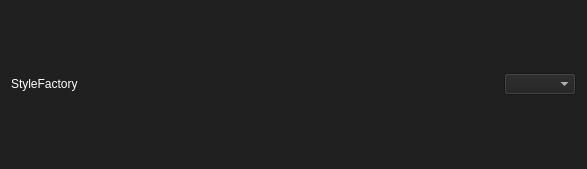
Before: the Qt Designer form forms/ui_settings.ui in brandonzorn/Nlight, drawn with Qt 5.
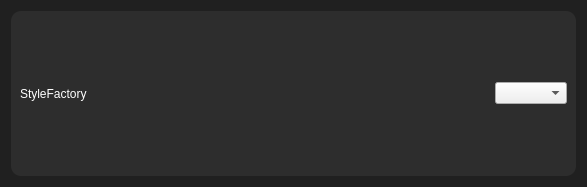
After: the same form once the commit is applied.

Patch:
```diff
--- a/forms/ui_settings.ui
+++ b/forms/ui_settings.ui
@@ -7,21 +7,50 @@
     <x>0</x>
     <y>0</y>
     <width>587</width>
-    <height>169</height>
+    <height>187</height>
    </rect>
   </property>
   <property name="windowTitle">
    <string>Dialog</string>
   </property>
   <property name="styleSheet">
-   <string notr="true">color: rgb(255, 255, 255);
-selection-background-color: rgb(0, 133, 52);
-background-color: rgb(32, 32, 32);</string>
+   <string notr="true">QFrame {
+	border-radius: 10px;
+	background-color: rgb(45, 45, 45);
+	color: rgb(255, 255, 255);
+	
+}
+QDialog{
+	background-color: rgb(32, 32, 32);
+}
+
+QPushButton {
+	padding: 5px 1px;
+	border-radius: 10px;
+	font-weight: bold;
+	background-color: rgb(0, 133, 52);
+	color: rgb(255, 255, 255);
+}
+
+QPushButton:hover:!pressed {
+	border-left: 3px solid white;
+}
+
+QPushButton:checked {
+	border-left: 3px solid white;
+}</string>
   </property>
-  <layout class="QVBoxLayout" name="verticalLayout">
-   <item>
     <layout class="QHBoxLayout" name="horizontalLayout_2">
      <item>
+    <widget class="QFrame" name="frame">
+     <property name="frameShape">
+      <enum>QFrame::StyledPanel</enum>
+     </property>
+     <property name="frameShadow">
+      <enum>QFrame::Raised</enum>
+     </property>
+     <layout class="QHBoxLayout" name="horizontalLayout">
+      <item>
       <widget class="QLabel" name="label_2">
        <property name="text">
         <string>StyleFactory</string>
@@ -35,7 +64,7 @@
        </property>
        <property name="sizeHint" stdset="0">
         <size>
-         <width>40</width>
+          <width>404</width>
          <height>20</height>
         </size>
        </property>
@@ -45,6 +74,7 @@
       <widget class="QComboBox" name="scale_box_2"/>
      </item>
     </layout>
+    </widget>
    </item>
   </layout>
  </widget>
```
Lines whose indentation alone changed are shown as unchanged.
